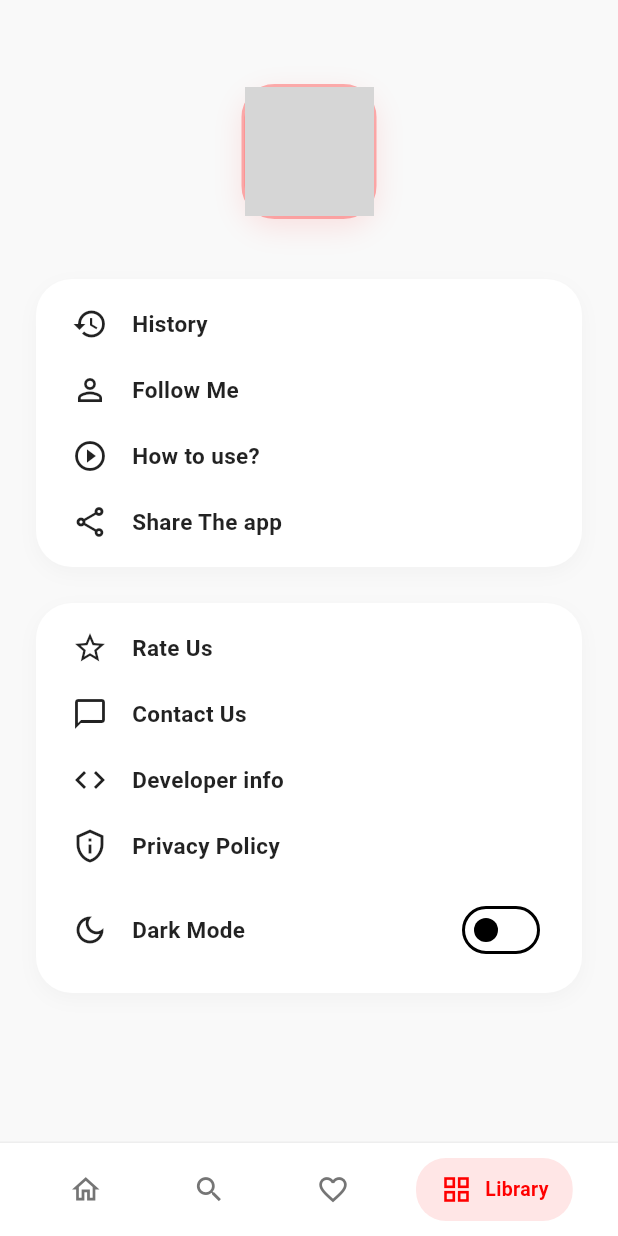
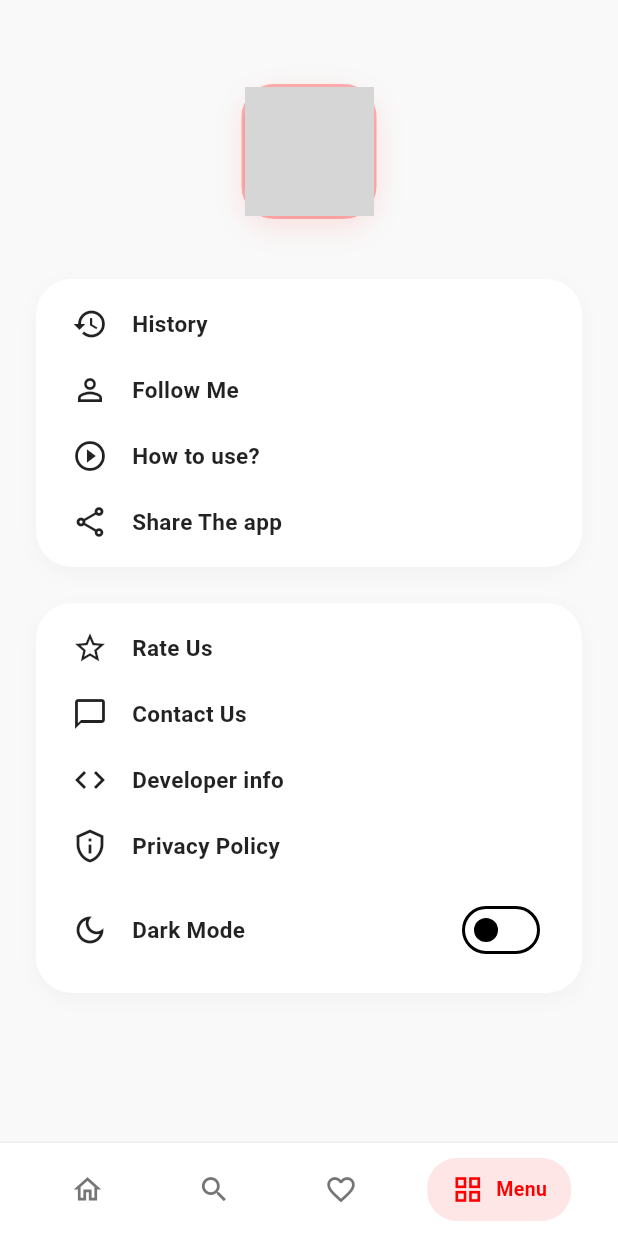
Before and after one commit to SurajChaurasia84/Top-Prompt, a Flutter app: the screen it shows after launch, item 4 of the bottom bar chosen, on a phone screen of 412 x 824 dp. Run offline on Flutter 3.47's test engine with Material 3 defaults, Android fonts, the phone set to English and light mode, and no system bars; our stand-ins replace google_mobile_ads, share_plus, shared_preferences; missing offline and left inert: external_app_launcher; network calls fail; grey boxes are pictures that could not be loaded.

Commit message:
Update mainscreen.dart

```diff
--- a/lib/screens/mainscreen.dart
+++ b/lib/screens/mainscreen.dart
@@ -250,7 +250,7 @@ class _MainScreenState extends State<MainScreen> {
                   _buildNavItem(0, Icons.home_outlined, Icons.home, 'Home'),
                   _buildNavItem(1, Icons.search_outlined, Icons.search, 'Search'),
                   _buildNavItem(2, Icons.favorite_border, Icons.favorite, 'Save'),
-                  _buildNavItem(3, Icons.grid_view_outlined, Icons.grid_view, 'Library'),
+                  _buildNavItem(3, Icons.grid_view_outlined, Icons.grid_view, 'Menu'),
                 ],
               ),
             ),
```
